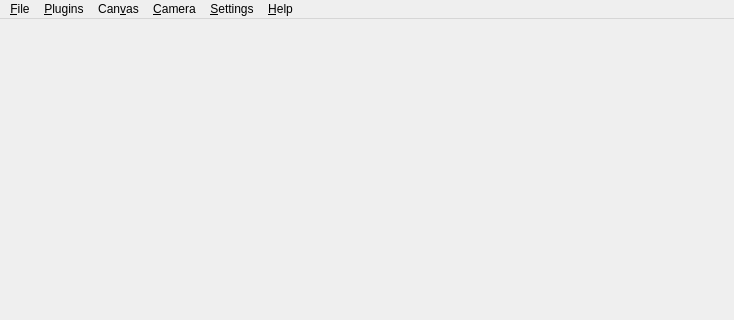
cginternals/gloperate, file source/gloperate-qt/source/viewer/Viewer.ui: the form before one commit; both pictures show x 0 to 734 and y 0 to 320 of the 734 by 541 pixel window.
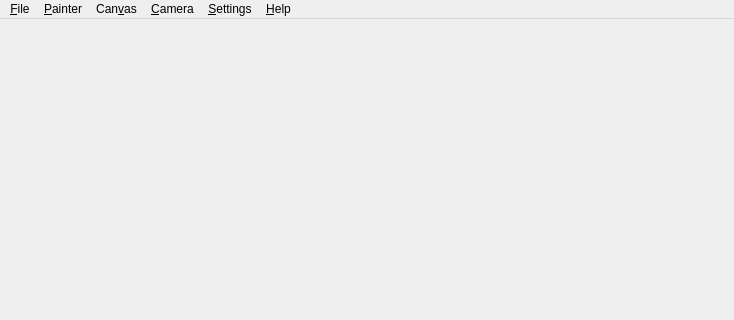
The form after the commit.

Commit message: Rename menu "Plugins" -> "Painter". Load default painter after start.

Diff of the .ui file:
```diff
--- a/source/gloperate-qt/source/viewer/Viewer.ui
+++ b/source/gloperate-qt/source/viewer/Viewer.ui
@@ -30,9 +30,9 @@
     <addaction name="separator"/>
     <addaction name="quitAction"/>
    </widget>
-   <widget class="QMenu" name="pluginsMenu">
+   <widget class="QMenu" name="painterMenu">
     <property name="title">
-     <string>&amp;Plugins</string>
+     <string>&amp;Painter</string>
     </property>
     <addaction name="managePluginsAction"/>
     <addaction name="separator"/>
@@ -68,7 +68,7 @@
     <addaction name="aboutAction"/>
    </widget>
    <addaction name="fileMenu"/>
-   <addaction name="pluginsMenu"/>
+   <addaction name="painterMenu"/>
    <addaction name="canvasMenu"/>
    <addaction name="cameraMenu"/>
    <addaction name="settingsMenu"/>
```
Left out of the diff: 9 changed lines with no effect on the pictures. The commit also changes 2 other files.
